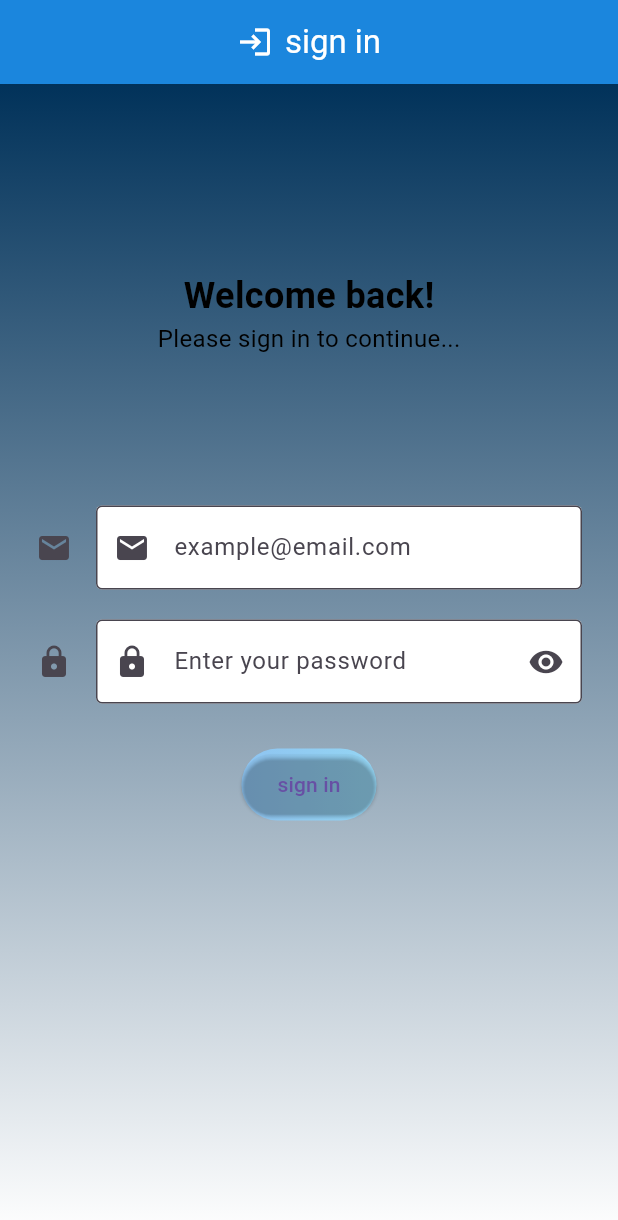
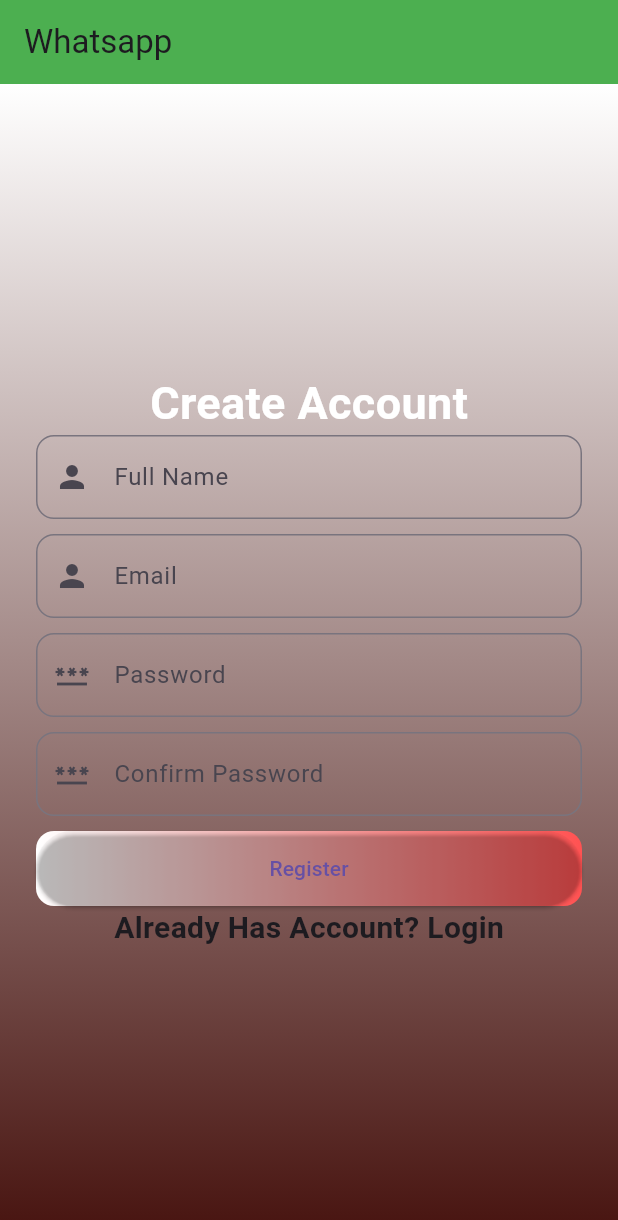
Before and after one commit to a12reeb12-hue/travel-dna, a Flutter app: the screen it shows after launch, on a phone screen of 412 x 824 dp. Shown: the top 1220 px of the screen. Run offline on Flutter 3.47's test engine with Material 3 defaults, Android fonts, the phone set to English and light mode, and no system bars; our stand-ins replace get.

Commit message:
registerscreen

```diff
--- /dev/null
+++ b/lib/dashboard.dart
@@ -0,0 +1,26 @@
+import 'package:flutter/material.dart';
+
+class Dashboard extends StatelessWidget {
+   const Dashboard({super.key, required this. name, required this. email});
+
+    final String name;
+    final String email;
+
+
+  @override
+  Widget build(BuildContext context) {
+    return Scaffold(
+      appBar: AppBar(
+        title: Text('Dashboard'),
+      ),
+      body: Container(
+        color: Colors.white,
+        child: Column(children: [
+          Text('Email:$email'),
+          Text('Full name:$name'),
+          Text('hello'),
+        ],)
+      ),
+    );
+  }
+}
--- /dev/null
+++ b/lib/login.dart
@@ -0,0 +1,97 @@
+import'package:flutter/material.dart';
+import 'package:get/get.dart';
+
+import 'dashboard.dart';
+ class LoginScreen extends StatelessWidget {
+     final email= TextEditingController();
+     final passward= TextEditingController();
+
+   String correctEmail = "areeba@gmail.com";
+   String correctPassward = "12345678";
+
+  @override
+  Widget build(BuildContext context) {
+    return Scaffold(
+        body: Container(
+           height: double.infinity,
+           width: double.infinity,
+           decoration: BoxDecoration(
+           gradient: LinearGradient(
+            colors: [Colors.white, const Color.fromARGB(255, 112, 76, 73),
+            ],
+            begin: Alignment.topCenter,
+            end: Alignment.bottomCenter,
+           )// linearGradient
+         ),// BoxDecoration
+          child:Center(
+        child:Padding(
+        padding: const EdgeInsets.all(24.0),
+        child: Column(
+          mainAxisSize: MainAxisSize.min,
+          children:[
+            Text(
+              "Login Here",
+              style: TextStyle(
+                fontSize:30,
+                fontWeight: FontWeight.bold,
+                color: Colors.white,
+              ),
+            ),
+              TextField(
+                 controller: email,
+                 decoration: InputDecoration(
+                  hintText: "Email",
+                  prefixIcon: Icon(Icons.person),
+                  border: OutlineInputBorder(
+                    borderRadius: BorderRadius.circular(12),
+                  ),
+                ),
+              ),
+
+              SizedBox(height:10,),
+              TextField(
+                 controller: passward,
+                 obscureText:true,
+                 decoration: InputDecoration(
+                  hintText: "Password",
+                  prefixIcon: Icon(Icons.password ),
+                  border: OutlineInputBorder(
+                    borderRadius: BorderRadius.circular(12),
+                  ),
+                ),
+              ),
+
+              SizedBox(height:10,),
+               Container(
+                 height: 50,
+                 width: double.infinity,
+                 decoration: BoxDecoration(
+                 borderRadius: BorderRadius.circular(12),
+                 gradient: LinearGradient(
+               colors: [Colors.white, Colors.blueGrey,
+                ]
+               )
+              ),
+              child: ElevatedButton(
+                onPressed: (){
+                  if(email.text==correctEmail && passward.text==correctPassward){
+                  Get.to(Dashboard(name: "areeba shahbaz", email: email.text));
+                  }else{
+                    Get.snackbar("Login Failed", "Wrong Login Details");
+                  }
+
+                },
+                style: ElevatedButton.styleFrom(
+                  backgroundColor:Colors.transparent
+                ),
+                child: Text("Login"),
+               ),
+              ),
+
+            ],
+           ),
+          ),
+          ),),
+          );
+  }
+}
--- a/lib/main.dart
+++ b/lib/main.dart
@@ -1,138 +1,40 @@
+import 'package:tour/dashboard.dart';
 import 'package:flutter/material.dart';
+import 'package:get/get.dart';
+import'registerscreen.dart';
 
 void main() {
-  runApp( MyApp());
+  runApp(const MyApp());
 }
 
-class MyApp extends StatelessWidget {
-   const MyApp({super.key});
-  @override
-  Widget build(BuildContext context) {
-    return MaterialApp(
-      home: Scaffold(
-        appBar: AppBar(
+class MyApp extends StatefulWidget {
+     const MyApp({super.key});
 
+     @override
+     State<MyApp> createState() => _MyAppState();
+     }
 
-          backgroundColor: const Color.fromARGB(255, 27, 134, 221),
-          foregroundColor: Colors.white,
-          centerTitle: true,
+class _MyAppState extends State<MyApp>{
+    bool showPassward=true;
 
-          title: Row(
-            mainAxisSize: MainAxisSize.min,
-            children: [
-              Icon(Icons.login),
-              SizedBox(width: 8),
-              Text('sign in'),
+final passwordController = TextEditingController();
 
-            ],
+final name = TextEditingController();
+final email = TextEditingController();
+final password = TextEditingController();
+final confirmedPassword = TextEditingController();
 
-          )
-
-        ),
-        body: Container(
-
-           width: double.infinity,
-           height: double.infinity,
-         decoration: BoxDecoration(
-            gradient: LinearGradient(
-              begin: Alignment.topCenter,
-              end: Alignment.bottomCenter,
-              colors: [
-                const Color.fromARGB(255, 1, 50, 90),
-                Colors.white,
-              ],
-            ),
-          ),
-         child: Padding(
-           padding: const EdgeInsets.all(24.0),
-           child: Column (
-
-            children: [
-              SizedBox(height: 100),
-              Text(
-              'Welcome back!',
-            style: TextStyle(
-              fontSize: 24,
-              fontWeight: FontWeight.bold,
-               color: Colors.black),
-               ),
-               Text(
-              'Please sign in to continue...',
-            style: TextStyle(
-              fontSize: 16,
-              color: Colors.black,
-
-            )
-
-               ),
-               SizedBox(height: 100),
-               TextField(
-                decoration: InputDecoration(
-                  fillColor: Colors.white,
-                  filled: true,
-                  prefixIcon: Icon(Icons.email),
-                  hintText: 'example@email.com',
-                  icon: Icon(Icons.email),
-
-                  border: OutlineInputBorder(
-                    borderSide: BorderSide(
-                      color: Colors.black,
-                    ),
-                  ),
-                ),
-
-               ),
-                SizedBox(height: 20),
-                TextField(
-                  decoration: InputDecoration(
-                    fillColor: Colors.white,
-                    filled: true,
-                    prefixIcon: Icon(Icons.lock),
-                    suffixIcon: Icon(Icons.visibility),
-                    hintText: 'Enter your password',
-                    icon: Icon(Icons.lock),
-
-                    border: OutlineInputBorder(
-                      borderSide: BorderSide(
-                        color: Colors.black,
-                      ),
-                    ),
-                  ),
-                  obscureText: true,
-                ),
-                SizedBox(height: 30),
-            Container(
-              decoration: BoxDecoration(
-                borderRadius: BorderRadius.circular(50),
-                gradient: LinearGradient( colors:
-                  [
-                    const Color.fromARGB(255, 142, 196, 241),
-                    const Color.fromARGB(255, 148, 213, 243)
-                  ]
-                )
-              ),
-              child: ElevatedButton(
-                 style: ElevatedButton.styleFrom(
-                   backgroundColor: Colors.transparent,
-
-                 ),
-                onPressed: () { },
-                child: Text(
-                  'sign in'
-                ),
-
-
-                         ),
-            )
-            ]
-
-
-
-                   ),
-         )
-      ),
-      )
-    );
-
-  }
+@override
+Widget build(BuildContext context) {
+return GetMaterialApp(
+home:Scaffold(
+appBar: AppBar(
+title: const Text("Whatsapp"),
+backgroundColor:
+Colors.green,
+),
+    body:RegisterScreen(name: name, email: email, password: password, confirmedPassword: confirmedPassword)
+   )
+  );
 }
+}
--- /dev/null
+++ b/lib/registerscreen.dart
@@ -0,0 +1,139 @@
+import 'package:tour/login.dart';
+import'package:flutter/material.dart';
+import 'package:get/get.dart';
+
+import 'dashboard.dart';
+ class RegisterScreen extends StatelessWidget {
+     const RegisterScreen({
+    super.key,
+    required this.name,
+    required this.email,
+    required this.password,
+    required this.confirmedPassword,
+  });
+
+  final TextEditingController name;
+  final TextEditingController email;
+  final TextEditingController password;
+  final TextEditingController confirmedPassword;
+
+
+
+  @override
+  Widget build(BuildContext context) {
+    return Container(
+       height: double.infinity,
+       width: double.infinity,
+       decoration: BoxDecoration(
+       gradient: LinearGradient(
+        colors: [Colors.white,  const Color.fromARGB(255, 71, 19, 15),
+        ],
+        begin: Alignment.topCenter,
+        end: Alignment.bottomCenter,
+       )// linearGradient
+     ),// BoxDecoration
+      child:Center(
+    child:Padding(
+    padding: const EdgeInsets.all(24.0),
+    child: Column(
+      mainAxisSize: MainAxisSize.min,
+      children:[
+        Text(
+          "Create Account",
+          style: TextStyle(
+            fontSize:30,
+            fontWeight: FontWeight.bold,
+            color: Colors.white,
+          ),
+        ),
+        TextField(
+              controller: name,
+              decoration: InputDecoration(
+              hintText: "Full Name",
+              prefixIcon: Icon(Icons.person),
+              border: OutlineInputBorder(
+                borderRadius: BorderRadius.circular(12),
+              ),
+            ),
+          ),
+          SizedBox(height:10,),
+          TextField(
+             controller: email,
+             decoration: InputDecoration(
+              hintText: "Email",
+              prefixIcon: Icon(Icons.person),
+              border: OutlineInputBorder(
+                borderRadius: BorderRadius.circular(12),
+              ),
+            ),
+          ),
+
+          SizedBox(height:10,),
+          TextField(
+             controller: password,
+             decoration: InputDecoration(
+              hintText: "Password",
+              prefixIcon: Icon(Icons.password ),
+              border: OutlineInputBorder(
+                borderRadius: BorderRadius.circular(12),
+              ),
+            ),
+          ),
+          SizedBox(height:10,),
+          TextField(
+             controller: confirmedPassword,
+             decoration: InputDecoration(
+              hintText: "Confirm Password",
+              prefixIcon: Icon(Icons.password_outlined),
+              border: OutlineInputBorder(
+                borderRadius: BorderRadius.circular(12),
+              ),
+            ),
+          ),
+          SizedBox(height:10,),
+           Container(
+             height: 50,
+             width: double.infinity,
+             decoration: BoxDecoration(
+             borderRadius: BorderRadius.circular(12),
+             gradient: LinearGradient(
+           colors: [Colors.white, Colors.redAccent,
+            ]
+           )
+          ),
+          child: ElevatedButton(
+            onPressed: (){
+              Get.to(Dashboard(
+                name:name.text,
+                email:email.text,
+              ));
+
+             // print('Button');
+             // print(name.text);
+             // print(email.text);
+             // print(password.text);
+             // print(confirmedPassword.text);
+            },
+            style: ElevatedButton.styleFrom(
+              backgroundColor:Colors.transparent
+            ),
+            child: Text("Register"),
+           ),
+          ),
+          GestureDetector(
+            onTap:(){
+              Get.to(LoginScreen());
+            },
+            child: Text("Already Has Account? Login",
+            style: TextStyle(
+              fontSize:20,
+              fontWeight: FontWeight.bold,
+            ),),
+          ),
+        ],
+       ),
+      )
+     ),
+    );
+  }
+}
```
Also changed, not shown: flutter_01.png (added).
